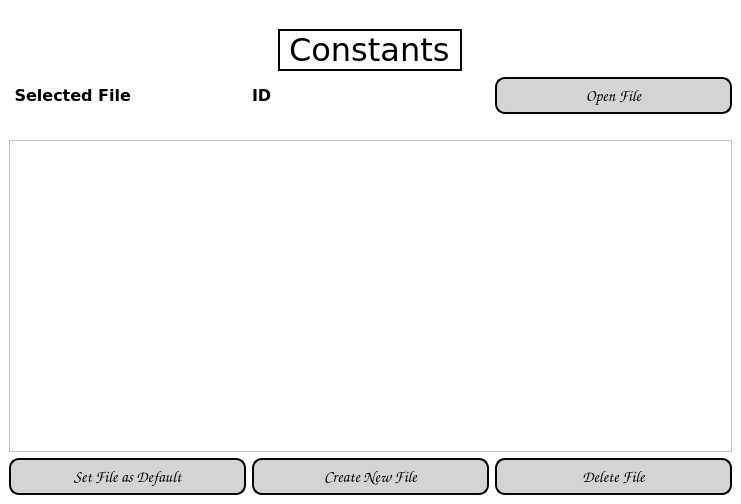
Old version of the form app/gui/resources/constants_page.ui in the repository JasonLaux/DC-Boxjelly.
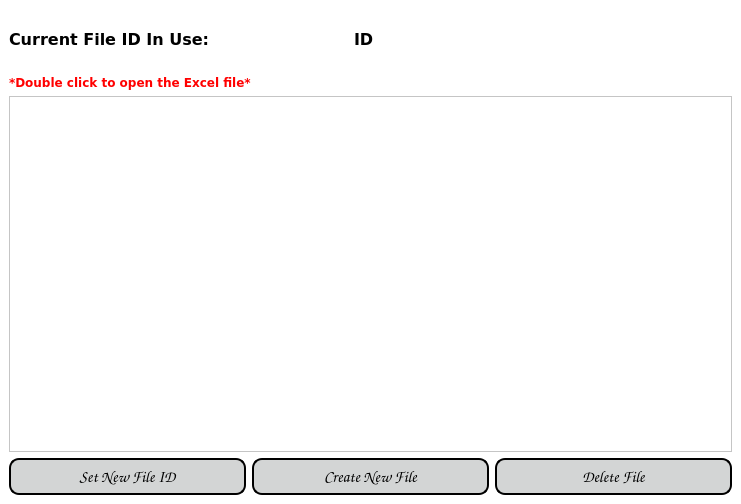
New version of the form.

Commit message: Removed headers, edited UI layout

What changed in the file:
```diff
--- a/app/gui/resources/constants_page.ui
+++ b/app/gui/resources/constants_page.ui
@@ -25,34 +25,12 @@
       </property>
       <property name="sizeHint" stdset="0">
        <size>
-        <width>714</width>
+        <width>40</width>
         <height>20</height>
        </size>
       </property>
      </spacer>
     </item>
-    <item alignment="Qt::AlignHCenter">
-     <widget class="QLabel" name="headerLabel">
-      <property name="maximumSize">
-       <size>
-        <width>16777215</width>
-        <height>50</height>
-       </size>
-      </property>
-      <property name="font">
-       <font>
-        <family>Verdana</family>
-        <pointsize>24</pointsize>
-       </font>
-      </property>
-      <property name="frameShape">
-       <enum>QFrame::WinPanel</enum>
-      </property>
-      <property name="text">
-       <string>Constants</string>
-      </property>
-     </widget>
-    </item>
     <item>
      <layout class="QHBoxLayout" name="horizontalLayout_2">
       <item>
@@ -66,7 +44,7 @@
          </font>
         </property>
         <property name="text">
-         <string> Selected File</string>
+         <string>Current File ID In Use:</string>
         </property>
        </widget>
       </item>
@@ -86,42 +64,20 @@
        </widget>
       </item>
       <item>
-       <widget class="QPushButton" name="openButton">
-        <property name="font">
-         <font>
-          <family>Comic Sans MS</family>
-          <pointsize>-1</pointsize>
-          <weight>75</weight>
-          <italic>false</italic>
-          <bold>true</bold>
-         </font>
+       <spacer name="horizontalSpacer">
+        <property name="orientation">
+         <enum>Qt::Horizontal</enum>
         </property>
-        <property name="styleSheet">
-         <string notr="true">QPushButton{
-background-color: rgb(211, 213, 213);
-color:black;
-border-style:outset;
-border-width:2px;
-border-radius:10px;
-border-color: black;
-font:bold 16px;
-padding: 6;
-}
-
-QPushButton:hover{
-background-color: rgb(83, 82, 82);
-color: white;
-}
-
-QPushButton:pressed{
-background-color: white;
-}
-</string>
+        <property name="sizeType">
+         <enum>QSizePolicy::Minimum</enum>
         </property>
-        <property name="text">
-         <string>Open File</string>
+        <property name="sizeHint" stdset="0">
+         <size>
+          <width>40</width>
+          <height>20</height>
+         </size>
         </property>
-       </widget>
+       </spacer>
       </item>
      </layout>
     </item>
@@ -138,6 +94,23 @@
       </property>
      </spacer>
     </item>
+    <item>
+     <widget class="QLabel" name="label">
+      <property name="font">
+       <font>
+        <family>Verdana</family>
+        <weight>75</weight>
+        <bold>true</bold>
+       </font>
+      </property>
+      <property name="styleSheet">
+       <string notr="true">color: rgb(255, 0, 0);</string>
+      </property>
+      <property name="text">
+       <string>*Double click to open the Excel file*</string>
+      </property>
+     </widget>
+    </item>
     <item>
      <widget class="QTableView" name="constantsTable">
       <attribute name="verticalHeaderVisible">
@@ -181,7 +154,7 @@
 </string>
         </property>
         <property name="text">
-         <string>Set File as Default</string>
+         <string>Set New File ID</string>
         </property>
        </widget>
       </item>
```
Left out of the diff: 4 changed lines with no effect on the pictures. The commit also changes 6 other files.
